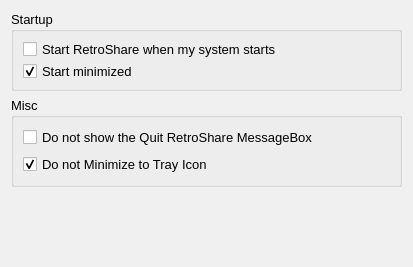
Before: the Qt Designer form retroshare-gui/src/gui/settings/GeneralPage.ui in RetroShare/RetroShare, drawn with Qt 5.
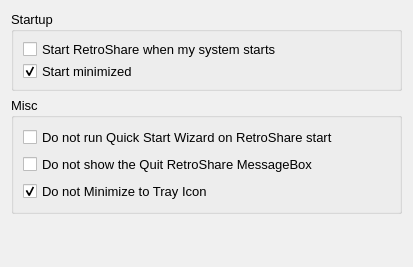
After: the same form once the commit is applied.

Commit message: Added settings for start Quick Start Wizard at first time start.

```diff
--- a/retroshare-gui/src/gui/settings/GeneralPage.ui
+++ b/retroshare-gui/src/gui/settings/GeneralPage.ui
@@ -538,14 +538,14 @@
       <string>Misc</string>
      </property>
      <layout class="QGridLayout" name="gridLayout">
-      <item row="0" column="0">
+      <item row="1" column="0">
        <widget class="QCheckBox" name="checkQuit">
         <property name="text">
          <string>Do not show the Quit RetroShare MessageBox</string>
         </property>
        </widget>
       </item>
-      <item row="1" column="0">
+      <item row="2" column="0">
        <widget class="QCheckBox" name="checkClosetoTray">
         <property name="text">
          <string>Do not Minimize to Tray Icon</string>
@@ -555,6 +555,13 @@
         </property>
        </widget>
       </item>
+      <item row="0" column="0">
+       <widget class="QCheckBox" name="checkBoxWizard">
+        <property name="text">
+         <string>Do not run Quick Start Wizard on RetroShare start</string>
+        </property>
+       </widget>
+      </item>
      </layout>
     </widget>
    </item>
```
The commit also changes 3 other files.
